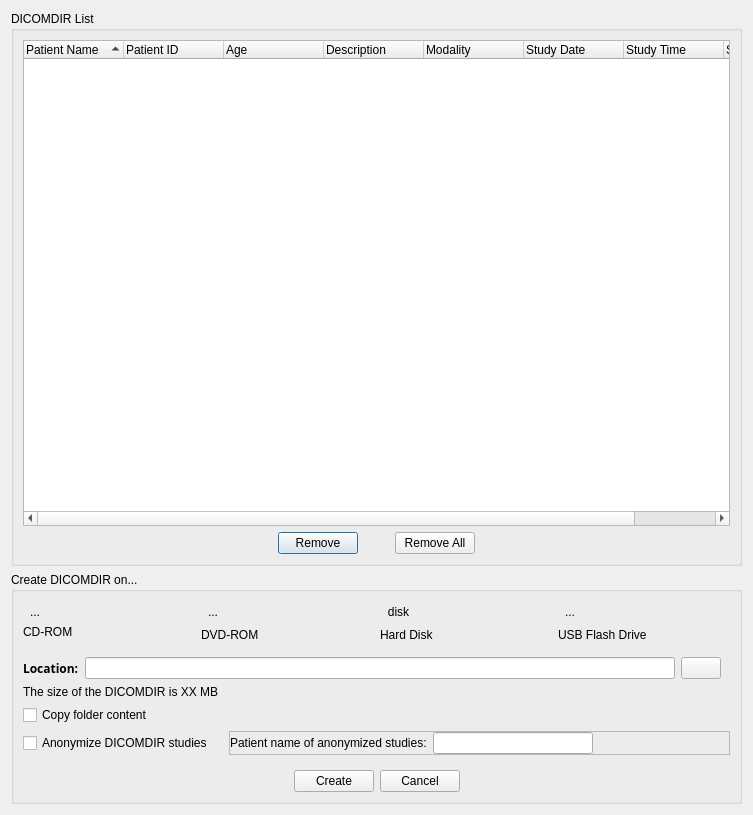
First picture: the form in PacsViewer/src/inputoutput/qcreatedicomdirbase.ui, repository zyq1569/starviewer, before the edit.
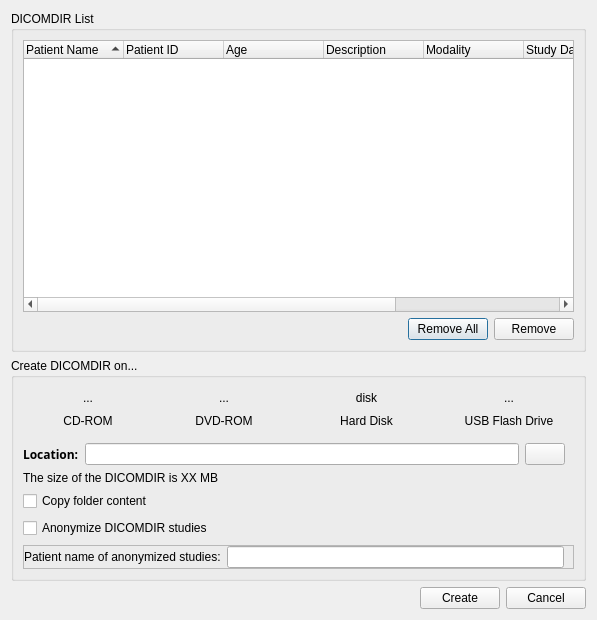
Second picture: the form after the edit. The open tabs and pages were chosen to show the change. Icons and pictures are not drawn.

The edit to the form file:
```diff
--- a/PacsViewer/src/inputoutput/qcreatedicomdirbase.ui
+++ b/PacsViewer/src/inputoutput/qcreatedicomdirbase.ui
@@ -6,8 +6,8 @@
    <rect>
     <x>0</x>
     <y>0</y>
-    <width>753</width>
-    <height>815</height>
+    <width>597</width>
+    <height>620</height>
    </rect>
   </property>
   <property name="windowTitle">
@@ -116,32 +116,6 @@
           </property>
          </spacer>
         </item>
-        <item>
-         <widget class="QPushButton" name="m_buttonRemove">
-          <property name="toolTip">
-           <string>Remove selected study of the list</string>
-          </property>
-          <property name="text">
-           <string>Remove</string>
-          </property>
-         </widget>
-        </item>
-        <item>
-         <spacer>
-          <property name="orientation">
-           <enum>Qt::Horizontal</enum>
-          </property>
-          <property name="sizeType">
-           <enum>QSizePolicy::Fixed</enum>
-          </property>
-          <property name="sizeHint" stdset="0">
-           <size>
-            <width>31</width>
-            <height>20</height>
-           </size>
-          </property>
-         </spacer>
-        </item>
         <item>
          <widget class="QPushButton" name="m_buttonRemoveAll">
           <property name="toolTip">
@@ -153,17 +127,14 @@
          </widget>
         </item>
         <item>
-         <spacer>
-          <property name="orientation">
-           <enum>Qt::Horizontal</enum>
+         <widget class="QPushButton" name="m_buttonRemove">
+          <property name="toolTip">
+           <string>Remove selected study of the list</string>
           </property>
-          <property name="sizeHint" stdset="0">
-           <size>
-            <width>40</width>
-            <height>20</height>
-           </size>
+          <property name="text">
+           <string>Remove</string>
           </property>
-         </spacer>
+         </widget>
         </item>
        </layout>
       </item>
@@ -172,76 +143,38 @@
    </item>
    <item row="1" column="0">
     <widget class="QGroupBox" name="groupBox">
-     <property name="sizePolicy">
-      <sizepolicy hsizetype="Preferred" vsizetype="Fixed">
-       <horstretch>0</horstretch>
-       <verstretch>0</verstretch>
-      </sizepolicy>
-     </property>
      <property name="title">
       <string>Create DICOMDIR on...</string>
      </property>
      <layout class="QVBoxLayout" name="verticalLayout">
       <item>
-       <layout class="QHBoxLayout">
-        <property name="spacing">
-         <number>6</number>
+       <layout class="QGridLayout" name="gridLayout_4">
+        <property name="leftMargin">
+         <number>0</number>
         </property>
-        <property name="margin">
+        <property name="topMargin">
          <number>0</number>
         </property>
-        <item>
-         <layout class="QVBoxLayout">
-          <property name="spacing">
+        <property name="rightMargin">
            <number>0</number>
           </property>
-          <property name="margin">
+        <property name="bottomMargin">
            <number>0</number>
           </property>
-          <item>
-           <widget class="QToolButton" name="m_cdromDeviceToolButton">
-            <property name="text">
-             <string>...</string>
-            </property>
-            <property name="icon">
-             <iconset resource="../main/main.qrc">
-              <normaloff>:/images/cdrom.png</normaloff>:/images/cdrom.png</iconset>
-            </property>
-            <property name="iconSize">
+        <item row="0" column="9">
+         <spacer name="horizontalSpacer_4">
+          <property name="orientation">
+           <enum>Qt::Horizontal</enum>
+          </property>
+          <property name="sizeHint" stdset="0">
              <size>
-              <width>64</width>
-              <height>64</height>
-             </size>
-            </property>
-            <property name="checkable">
-             <bool>true</bool>
-            </property>
-            <property name="checked">
-             <bool>false</bool>
-            </property>
-            <property name="autoRaise">
-             <bool>true</bool>
-            </property>
-           </widget>
-          </item>
-          <item>
-           <widget class="QLabel" name="label">
-            <property name="text">
-             <string>CD-ROM</string>
-            </property>
-           </widget>
-          </item>
-         </layout>
-        </item>
-        <item>
-         <layout class="QVBoxLayout">
-          <property name="spacing">
-           <number>6</number>
-          </property>
-          <property name="margin">
-           <number>0</number>
-          </property>
-          <item>
+            <width>40</width>
+            <height>20</height>
+           </size>
+          </property>
+         </spacer>
+        </item>
+        <item row="0" column="4">
            <widget class="QToolButton" name="m_dvdromDeviceToolButton">
             <property name="text">
              <string>...</string>
@@ -264,24 +197,108 @@
             </property>
            </widget>
           </item>
-          <item>
-           <widget class="QLabel" name="label_2">
+        <item row="0" column="11">
+         <spacer name="horizontalSpacer_3">
+          <property name="orientation">
+           <enum>Qt::Horizontal</enum>
+          </property>
+          <property name="sizeHint" stdset="0">
+           <size>
+            <width>40</width>
+            <height>20</height>
+           </size>
+          </property>
+         </spacer>
+        </item>
+        <item row="0" column="1">
+         <widget class="QToolButton" name="m_cdromDeviceToolButton">
             <property name="text">
-             <string>DVD-ROM</string>
-            </property>
-           </widget>
-          </item>
-         </layout>
+           <string>...</string>
+          </property>
+          <property name="icon">
+           <iconset resource="../main/main.qrc">
+            <normaloff>:/images/icons/media-optical.svg</normaloff>:/images/icons/media-optical.svg</iconset>
+          </property>
+          <property name="iconSize">
+           <size>
+            <width>64</width>
+            <height>64</height>
+           </size>
+          </property>
+          <property name="checkable">
+           <bool>true</bool>
+          </property>
+          <property name="checked">
+           <bool>false</bool>
+          </property>
+          <property name="autoRaise">
+           <bool>true</bool>
+          </property>
+         </widget>
+        </item>
+        <item row="0" column="10">
+         <widget class="QToolButton" name="m_pendriveDeviceToolButton">
+          <property name="text">
+           <string>...</string>
+          </property>
+          <property name="icon">
+           <iconset resource="../main/main.qrc">
+            <normaloff>:/images/icons/drive-removable-media.svg</normaloff>:/images/icons/drive-removable-media.svg</iconset>
+          </property>
+          <property name="iconSize">
+           <size>
+            <width>64</width>
+            <height>64</height>
+           </size>
+          </property>
+          <property name="checkable">
+           <bool>true</bool>
+          </property>
+          <property name="autoRaise">
+           <bool>true</bool>
+          </property>
+         </widget>
         </item>
-        <item>
-         <layout class="QVBoxLayout">
-          <property name="spacing">
-           <number>6</number>
+        <item row="0" column="2">
+         <spacer name="horizontalSpacer_5">
+          <property name="orientation">
+           <enum>Qt::Horizontal</enum>
           </property>
-          <property name="margin">
-           <number>0</number>
+          <property name="sizeHint" stdset="0">
+           <size>
+            <width>40</width>
+            <height>20</height>
+           </size>
           </property>
-          <item>
+         </spacer>
+        </item>
+        <item row="0" column="6">
+         <spacer name="horizontalSpacer_2">
+          <property name="orientation">
+           <enum>Qt::Horizontal</enum>
+          </property>
+          <property name="sizeHint" stdset="0">
+           <size>
+            <width>40</width>
+            <height>20</height>
+           </size>
+          </property>
+         </spacer>
+        </item>
+        <item row="0" column="0">
+         <spacer name="horizontalSpacer">
+          <property name="orientation">
+           <enum>Qt::Horizontal</enum>
+          </property>
+          <property name="sizeHint" stdset="0">
+           <size>
+            <width>40</width>
+            <height>20</height>
+           </size>
+          </property>
+         </spacer>
+        </item>
+        <item row="0" column="7">
            <widget class="QToolButton" name="m_hardDiskDeviceToolButton">
             <property name="text">
              <string>disk</string>
@@ -307,54 +324,84 @@
             </property>
            </widget>
           </item>
-          <item>
-           <widget class="QLabel" name="label_3">
-            <property name="text">
-             <string>Hard Disk</string>
-            </property>
-           </widget>
-          </item>
-         </layout>
-        </item>
-        <item>
-         <layout class="QVBoxLayout">
-          <property name="spacing">
-           <number>6</number>
+        <item row="0" column="3">
+         <spacer name="horizontalSpacer_6">
+          <property name="orientation">
+           <enum>Qt::Horizontal</enum>
+          </property>
+          <property name="sizeHint" stdset="0">
+           <size>
+            <width>40</width>
+            <height>20</height>
+           </size>
+          </property>
+         </spacer>
+        </item>
+        <item row="0" column="5">
+         <spacer name="horizontalSpacer_7">
+          <property name="orientation">
+           <enum>Qt::Horizontal</enum>
           </property>
-          <property name="margin">
-           <number>0</number>
+          <property name="sizeHint" stdset="0">
+           <size>
+            <width>40</width>
+            <height>20</height>
+           </size>
           </property>
-          <item>
-           <widget class="QToolButton" name="m_pendriveDeviceToolButton">
-            <property name="text">
-             <string>...</string>
-            </property>
-            <property name="icon">
-             <iconset resource="../main/main.qrc">
-              <normaloff>:/images/usbpendrive.png</normaloff>:/images/usbpendrive.png</iconset>
-            </property>
-            <property name="iconSize">
+         </spacer>
+        </item>
+        <item row="0" column="8">
+         <spacer name="horizontalSpacer_8">
+          <property name="orientation">
+           <enum>Qt::Horizontal</enum>
+          </property>
+          <property name="sizeHint" stdset="0">
              <size>
-              <width>64</width>
-              <height>64</height>
-             </size>
-            </property>
-            <property name="checkable">
-             <bool>true</bool>
-            </property>
-            <property name="autoRaise">
-             <bool>true</bool>
-            </property>
-           </widget>
-          </item>
-          <item>
+            <width>40</width>
+            <height>20</height>
+           </size>
+          </property>
+         </spacer>
+        </item>
+        <item row="1" column="9" colspan="3">
            <widget class="QLabel" name="label_4">
             <property name="text">
              <string>USB Flash Drive</string>
             </property>
-           </widget>
-          </item>
-         </layout>
+          <property name="alignment">
+           <set>Qt::AlignCenter</set>
+          </property>
+         </widget>
+        </item>
+        <item row="1" column="6" colspan="3">
+         <widget class="QLabel" name="label_3">
+          <property name="text">
+           <string>Hard Disk</string>
+          </property>
+          <property name="alignment">
+           <set>Qt::AlignCenter</set>
+          </property>
+         </widget>
+        </item>
+        <item row="1" column="3" colspan="3">
+         <widget class="QLabel" name="label_2">
+          <property name="text">
+           <string>DVD-ROM</string>
+          </property>
+          <property name="alignment">
+           <set>Qt::AlignCenter</set>
+          </property>
+         </widget>
+        </item>
+        <item row="1" column="0" colspan="3">
+         <widget class="QLabel" name="label">
+          <property name="text">
+           <string>CD-ROM</string>
+          </property>
+          <property name="alignment">
+           <set>Qt::AlignCenter</set>
+          </property>
+         </widget>
         </item>
        </layout>
       </item>
@@ -455,7 +502,16 @@
             <property name="spacing">
              <number>6</number>
             </property>
-            <property name="margin">
+            <property name="leftMargin">
+             <number>0</number>
+            </property>
+            <property name="topMargin">
+             <number>0</number>
+            </property>
+            <property name="rightMargin">
+             <number>0</number>
+            </property>
+            <property name="bottomMargin">
              <number>0</number>
             </property>
             <item>
@@ -517,11 +573,6 @@
        </widget>
       </item>
       <item>
-       <layout class="QHBoxLayout" name="horizontalLayout">
-        <property name="bottomMargin">
-         <number>9</number>
-        </property>
-        <item>
          <widget class="QCheckBox" name="m_anonymizeDICOMDIRCheckBox">
           <property name="minimumSize">
            <size>
@@ -534,22 +585,6 @@
           </property>
          </widget>
         </item>
-        <item>
-         <spacer name="horizontalSpacer">
-          <property name="orientation">
-           <enum>Qt::Horizontal</enum>
-          </property>
-          <property name="sizeType">
-           <enum>QSizePolicy::Fixed</enum>
-          </property>
-          <property name="sizeHint" stdset="0">
-           <size>
-            <width>10</width>
-            <height>20</height>
-           </size>
-          </property>
-         </spacer>
-        </item>
         <item>
          <widget class="QFrame" name="m_patientNameAnonymizedFrame">
           <property name="frameShape">
@@ -576,30 +611,11 @@
            </property>
            <item row="0" column="1">
             <widget class="QLineEdit" name="m_patientNameAnonymizedLineEdit">
-             <property name="minimumSize">
-              <size>
-               <width>160</width>
-               <height>0</height>
-              </size>
-             </property>
              <property name="maxLength">
               <number>64</number>
              </property>
             </widget>
            </item>
-           <item row="0" column="2">
-            <spacer name="horizontalSpacer_2">
-             <property name="orientation">
-              <enum>Qt::Horizontal</enum>
-             </property>
-             <property name="sizeHint" stdset="0">
-              <size>
-               <width>40</width>
-               <height>20</height>
-              </size>
-             </property>
-            </spacer>
-           </item>
            <item row="0" column="0">
             <widget class="QLabel" name="label_5">
              <property name="text">
@@ -611,8 +627,9 @@
          </widget>
         </item>
        </layout>
-      </item>
-      <item>
+    </widget>
+   </item>
+   <item row="2" column="0">
        <layout class="QHBoxLayout">
         <property name="spacing">
          <number>6</number>
@@ -648,25 +665,13 @@
           <property name="text">
            <string>Cancel</string>
           </property>
-         </widget>
-        </item>
-        <item>
-         <spacer>
-          <property name="orientation">
-           <enum>Qt::Horizontal</enum>
-          </property>
-          <property name="sizeHint" stdset="0">
-           <size>
-            <width>40</width>
-            <height>20</height>
-           </size>
-          </property>
-         </spacer>
-        </item>
-       </layout>
-      </item>
-     </layout>
-    </widget>
+       <property name="icon">
+        <iconset resource="../main/main.qrc">
+         <normaloff>:/images/icons/dialog-cancel.svg</normaloff>:/images/icons/dialog-cancel.svg</iconset>
+       </property>
+      </widget>
+     </item>
+    </layout>
    </item>
   </layout>
  </widget>
```
Left out of the diff: 91 changed lines with no effect on the pictures. Lines whose indentation alone changed are shown as unchanged.
